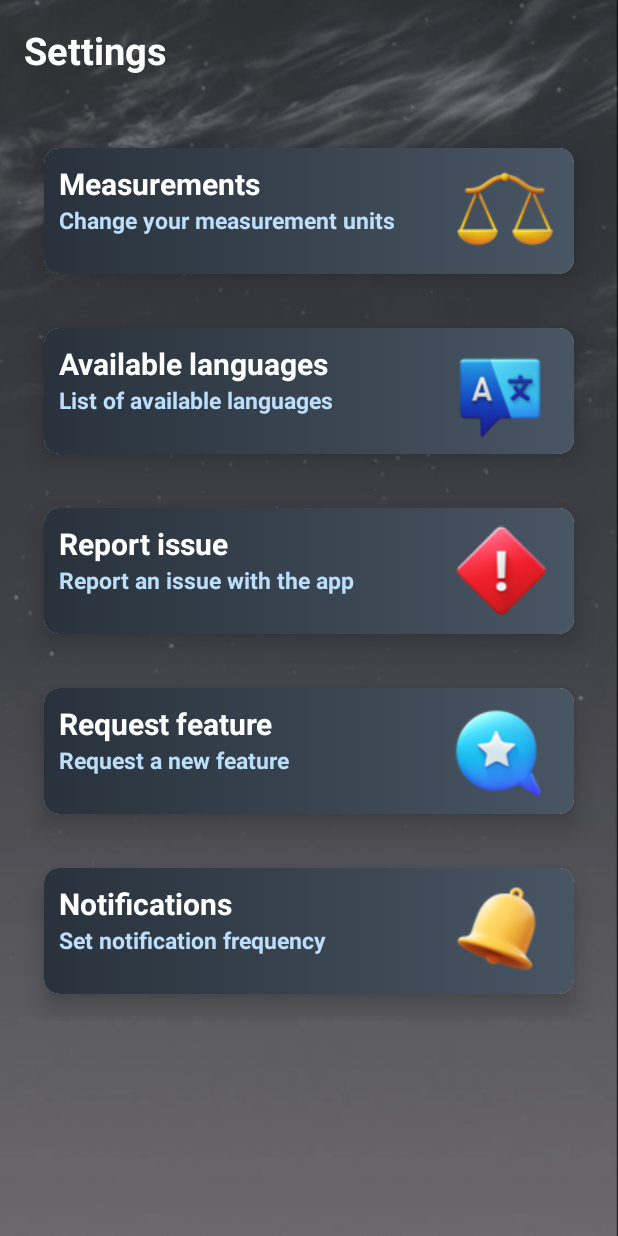
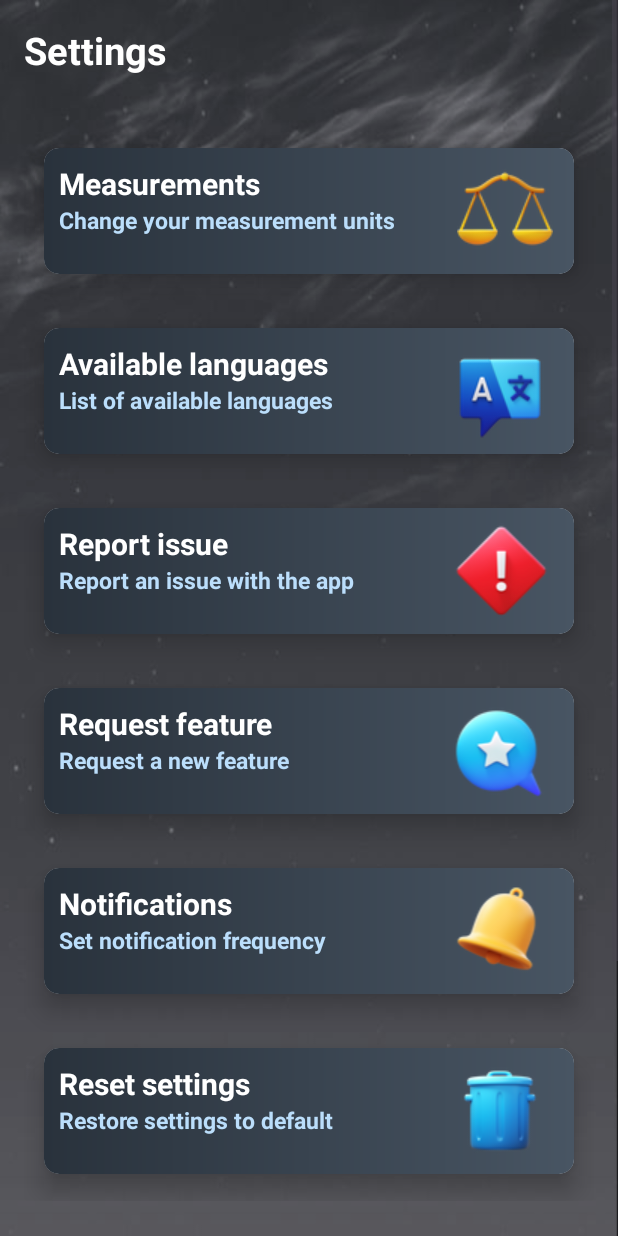
Before and after one commit to lsocpb/WeatherAppSM, an Android app: the SettingsActivity screen opened directly, with no data from a screen before it, on a phone screen of 412 x 824 dp. Run offline under Robolectric (Android 15) with nearby library versions, the phone set to English and light mode, and no system bars.

Commit message:
Reset settings menu option

```diff
--- a/app/src/main/java/com/example/weatherappsm/activities/SettingsActivity.java
+++ b/app/src/main/java/com/example/weatherappsm/activities/SettingsActivity.java
@@ -1,9 +1,12 @@
 package com.example.weatherappsm.activities;
 
+import android.content.DialogInterface;
 import android.content.Intent;
 import android.os.Bundle;
+import android.provider.Settings;
 import android.widget.LinearLayout;
 
+import androidx.appcompat.app.AlertDialog;
 import androidx.appcompat.app.AppCompatActivity;
 
 import com.example.weatherappsm.R;
@@ -14,7 +17,8 @@ import com.example.weatherappsm.activities.settings.SettingsMeasurementsActivity
 import com.example.weatherappsm.activities.settings.SettingsNotificationsActivity;
 
 public class SettingsActivity extends AppCompatActivity {
-    private LinearLayout idBtnMeasurements, idBtnChooseLanguage, idBtnReportIssue, idBtnRequestFeature, idBtnNotifications;
+    private LinearLayout idBtnMeasurements, idBtnChooseLanguage, idBtnReportIssue,
+            idBtnRequestFeature, idBtnNotifications, idBtnResetSettings;
 
     @Override
     public void onCreate(Bundle savedInstanceState) {
@@ -26,6 +30,7 @@ public class SettingsActivity extends AppCompatActivity {
         idBtnReportIssue = findViewById(R.id.idLLReportIssue);
         idBtnRequestFeature = findViewById(R.id.idLLRequestFeature);
         idBtnNotifications = findViewById(R.id.idLLNotifications);
+        idBtnResetSettings = findViewById(R.id.idLLResetSettings);
 
 
         idBtnMeasurements.setOnClickListener(v -> {
@@ -55,6 +60,24 @@ public class SettingsActivity extends AppCompatActivity {
             overridePendingTransition(R.anim.slide_in_right, R.anim.slide_out_left);
         });
 
+        idBtnResetSettings.setOnClickListener(v -> {
+            AlertDialog.Builder builder = new AlertDialog.Builder(SettingsActivity.this);
+            builder.setMessage(getString(R.string.reset_settings))
+                    .setPositiveButton(getString(R.string.yes), new DialogInterface.OnClickListener() {
+                        public void onClick(DialogInterface dialog, int id) {
+                            // Implement reset settings
+
+                        }
+                    })
+                    .setNegativeButton(getString(R.string.no), new DialogInterface.OnClickListener() {
+                        public void onClick(DialogInterface dialog, int id) {
+                            dialog.dismiss();
+                        }
+                    });
+            builder.create().show();
+
+        });
+
 
     }
 }
--- a/app/src/main/res/layout/activity_settings.xml
+++ b/app/src/main/res/layout/activity_settings.xml
@@ -1,5 +1,10 @@
 <?xml version="1.0" encoding="utf-8"?>
-<LinearLayout xmlns:android="http://schemas.android.com/apk/res/android"
+<ScrollView
+    xmlns:android="http://schemas.android.com/apk/res/android"
+    android:layout_width="fill_parent"
+    android:layout_height="wrap_content">
+
+    <LinearLayout
         android:layout_width="match_parent"
         android:layout_height="match_parent"
         xmlns:app="http://schemas.android.com/apk/res-auto"
@@ -270,6 +275,57 @@
 
             </androidx.cardview.widget.CardView>
 
+            <androidx.cardview.widget.CardView
+                android:layout_width="match_parent"
+                android:layout_height="wrap_content"
+                app:cardCornerRadius="10dp"
+                app:cardElevation="10dp"
+                app:cardUseCompatPadding="true">
+
+                <LinearLayout
+                    android:layout_width="match_parent"
+                    android:layout_height="wrap_content"
+                    android:id="@+id/idLLResetSettings"
+                    android:orientation="horizontal"
+                    android:padding="10dp"
+                    android:weightSum="6"
+                    android:background="@drawable/button_gradient">
+
+                    <LinearLayout
+                        android:layout_width="wrap_content"
+                        android:layout_height="wrap_content"
+                        android:layout_weight="5"
+                        android:orientation="vertical">
+
+                        <TextView
+                            android:layout_width="wrap_content"
+                            android:layout_height="wrap_content"
+                            android:textSize="20sp"
+                            android:textStyle="bold"
+                            android:text="@string/resetSettingsButtonName"
+                            android:textColor="@color/white"/>
+
+                        <TextView
+                            android:layout_width="wrap_content"
+                            android:layout_height="wrap_content"
+                            android:textSize="15sp"
+                            android:textStyle="bold"
+                            android:textColor="@color/button_secondary"
+                            android:text="@string/resetSettingsButtonDescription"/>
+
+                    </LinearLayout>
+
+                    <ImageView
+                        android:layout_width="wrap_content"
+                        android:layout_height="wrap_content"
+                        android:layout_weight="1"
+                        android:src="@drawable/trash" />
+
+                </LinearLayout>
+
+            </androidx.cardview.widget.CardView>
+
         </LinearLayout>
 
     </LinearLayout>
+</ScrollView>
--- a/app/src/main/res/values/strings.xml
+++ b/app/src/main/res/values/strings.xml
@@ -98,6 +98,9 @@
     <string name="issue_report_error">Error: issue report not added correctly</string>
     <string name="feature_request_success">Created a new feature request:</string>
     <string name="feature_request_error">Error: feature request not added correctly</string>
+    <string name="resetSettingsButtonName">Reset settings</string>
+    <string name="resetSettingsButtonDescription">Restore settings to default</string>
+    <string name="reset_settings">Are you sure you want to restore settings to default?</string>
 
 
     <string-array name="languages">
```
Also changed, not shown: app/src/main/res/drawable/trash.png (added), 3 other files. Lines whose indentation alone changed are shown as unchanged.
